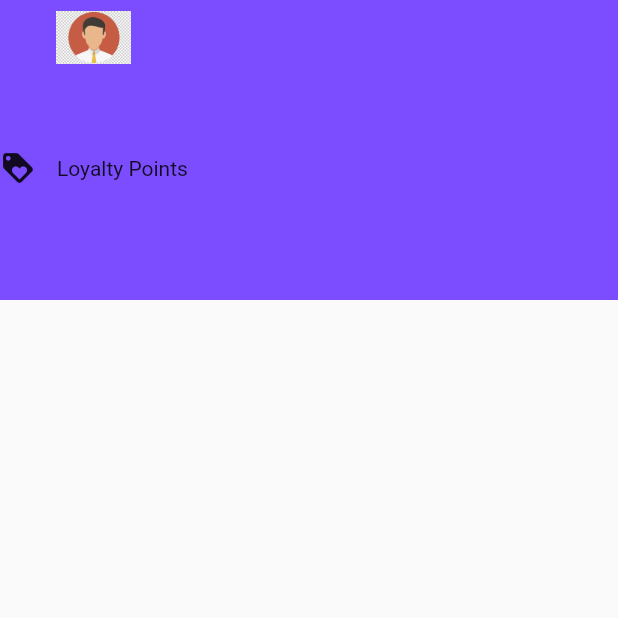
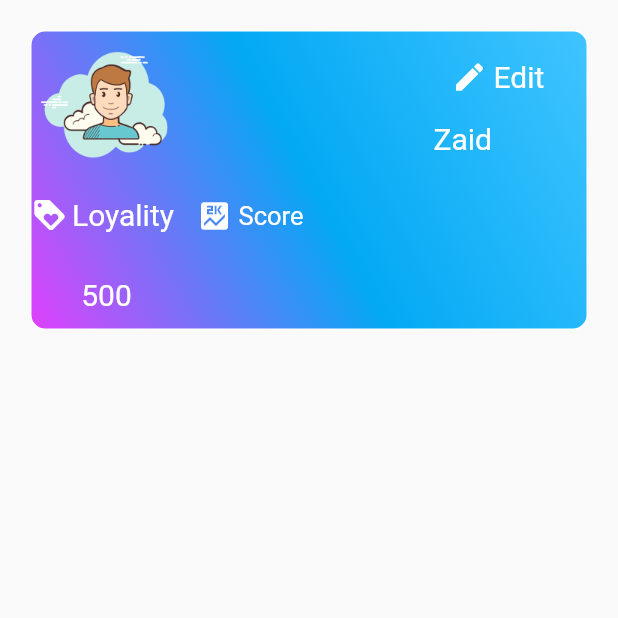
Before and after one commit to MohammedZaid12/Lazawaal, a Flutter app: the screen it shows after launch, on a phone screen of 412 x 824 dp, the top half of it. Run offline on Flutter 3.47's test engine with Material 2 defaults, Android fonts, the phone set to English and light mode, and no system bars; our stand-ins replace image_picker, shared_preferences.

```diff
--- a/lazawaal/lib/Lazawaal/Authentication/GetProfile.dart
+++ b/lazawaal/lib/Lazawaal/Authentication/GetProfile.dart
@@ -16,9 +16,10 @@ class GetUserProfile{
   final String guardianNic;
   final String DateOfBirth;
   final String points;
+  final String loyaltyPoints;
 
 
-  GetUserProfile({this.name,this.Id ,this.userId ,this.email , this.picture , this.phoneNumber , this.guardianName , this.guardianContact ,this.guardianNic ,this.points , this.income , this.DateOfBirth});
+  GetUserProfile({this.name,this.Id ,this.userId ,this.email , this.picture ,this.loyaltyPoints , this.phoneNumber , this.guardianName , this.guardianContact ,this.guardianNic ,this.points , this.income , this.DateOfBirth});
 
 
   factory GetUserProfile.fromjson(Map<String, dynamic> json){
@@ -35,6 +36,7 @@ class GetUserProfile{
       guardianNic: getString(json['guardian_nic']),
       DateOfBirth: json['dob'],
       points: json['points'],
+      loyaltyPoints: json['loyaltyPoints']
     );
 
 
--- a/lazawaal/lib/Lazawaal/User/UserInfo.dart
+++ b/lazawaal/lib/Lazawaal/User/UserInfo.dart
@@ -24,54 +24,51 @@ class UserCardState extends State<UserCard> {
       var _resp = json.decode(response.body);
       return GetUserProfile.fromjson(_resp);
     } else {
-      // If the server did not return a 200 OK response, then throw an exception.
-      throw Exception('Failed to load album');
+      // If the server did not return a 200 OK response, then thRow an exception.
+      throw Exception('Failed to load Profile');
     }
   }
 
   @override
   Widget build(BuildContext context) {
     return new Scaffold(
-      body: new ListView( children: <Widget>[
+      body: new ListView(children: <Widget>[
         Container(
-            color: Colors.deepPurpleAccent,
+          margin: EdgeInsets.only(top: 20.0, right: 20.0, left: 20.0),
           height: 200.0,
-            width: 55.0,
+          width: 1.0,
+        decoration: BoxDecoration(
 
+            border: Border.all(
+              color: Colors.white,
+            ),
+            borderRadius: BorderRadius.all(Radius.circular(10)),
 
+          gradient: LinearGradient(
+              begin: Alignment.topRight,
+              end: Alignment.bottomLeft,
+              colors: [Colors.lightBlueAccent, Colors.lightBlue  , Colors.purpleAccent])),
+//          color: Colors.lightBlueAccent,
           child: ListView(
             children: <Widget>[
               Row(
+
                 children: <Widget>[
-                      Column(children: <Widget>[
-                        Container(
-//                          padding:  EdgeInsets.only(right: 100.0),
-//                          margin: EdgeInsets.only(right: 300.0),
-                          child:userImage(50.0, 50.0),
-
-                        )
-                        ,
-
-                        Padding(padding: EdgeInsets.only(bottom :50.0 , right: 10.0),),
-                        Container(
-//                          padding:  EdgeInsets.only(right: 100.0),
-
-                          child:Row(
-                            children: <Widget>[
-                              Icon(
-                               Icons.loyalty
+                  Container(height: 200.0, width: 100.0,child:Column(children: <Widget>[Container(child: userImage(100.0, 100.0  ),),Container(padding: EdgeInsets.all(5.0),) , Row(children: <Widget>[Icon(Icons.loyalty , color: Colors.white,)  , Container(padding: EdgeInsets.only( right:3.0 ),) , Text("Loyality " , style: TextStyle(fontSize: 20.0 , color: Colors.white),),],) ,Container(padding: EdgeInsets.all(15.0),) ,Text("500", style: TextStyle(color: Colors.white , fontSize: 20.0)) ,], ) ),
+                  VerticalDivider(color: Colors.white,
+                    thickness: 2, width: 10,
                 ),
-                              Padding(padding: EdgeInsets.all(7.0),),
-                              Text("Loyalty Points")
+                  Container(height: 25.0, width: 100.0,margin: EdgeInsets.only(top: 47.0) , child: Column(children: <Widget>[Row(children: <Widget>[Icon(Icons.score, color: Colors.white,) , Container(padding: EdgeInsets.all(2.0),) , Text("Score" , style: TextStyle(fontSize: 17.0 , color: Colors.white))],) ,Expanded(child:Text("500") , )],),),
+//                  VerticalDivider(color: Colors.white,),
+                  Container(height: 200.0, width: 150.0,child: Column(children: <Widget>[Row(children: <Widget>[  Container(margin: EdgeInsets.only(right:70.0,top:10.0),padding: EdgeInsets.only(top: 50.0),), Icon(Icons.edit, color: Colors.white,) , Container(padding: EdgeInsets.all(2.0),) , Text("Edit" , style: TextStyle(fontSize:   20.0 , color: Colors.white))],) , Container(margin: EdgeInsets.only(right:90.0) , padding: EdgeInsets.only(right: 500.0), ), Text(" Zaid" ,  style: TextStyle(fontSize:   20.0 , color: Colors.white) , ) , Container(margin: EdgeInsets.only(right:90.0) , padding: EdgeInsets.only(right: 500.0))],),),
                 ],
               ),
-                        )
-                      ],),
+//
 
-                    ],
+              VerticalDivider(color: Colors.black,
+                thickness: 2, width: 10,
               ),
-                  Column(),
-                  Column()
+
             ],
           ),
         )
@@ -80,11 +77,12 @@ class UserCardState extends State<UserCard> {
   }
 
   Widget userImage(height, margin) {
-    AssetImage assetImage = new AssetImage("images/userim.jpg");
+    AssetImage assetImage = new AssetImage("images/fwfwefdwef.png");
     Image image = new Image(
       image: assetImage,
       width: margin,
       height: height,
+
     );
     return Container(
       child: image,
--- a/lazawaal/pubspec.yaml
+++ b/lazawaal/pubspec.yaml
@@ -49,7 +49,7 @@ flutter:
   # To add assets to your application, add an assets section, like this:
   assets:
     - images/lazawaalLogo.png
-    - images/userim.jpg
+    - images/fwfwefdwef.png
 
 
   # An image asset can refer to one or more resolution-specific "variants", see
```
Also changed, not shown: lazawaal/images/fwfwefdwef.png (added), lazawaal/images/iucgwqiucfgw.jpg (added). Lines whose indentation alone changed are shown as unchanged.
